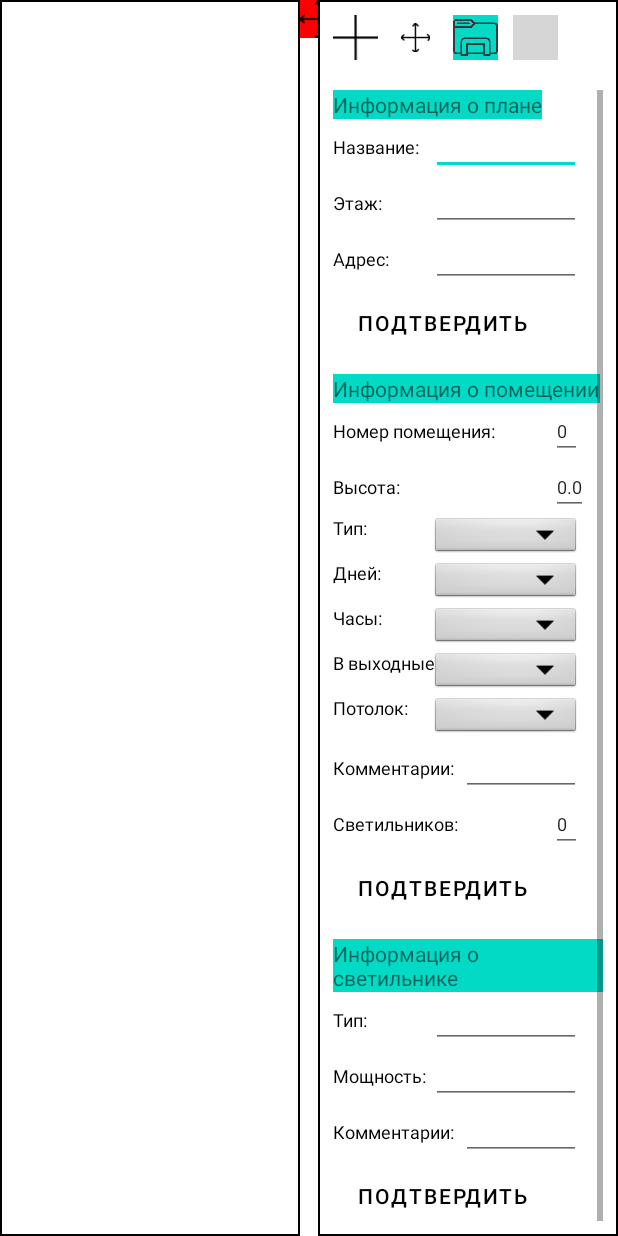
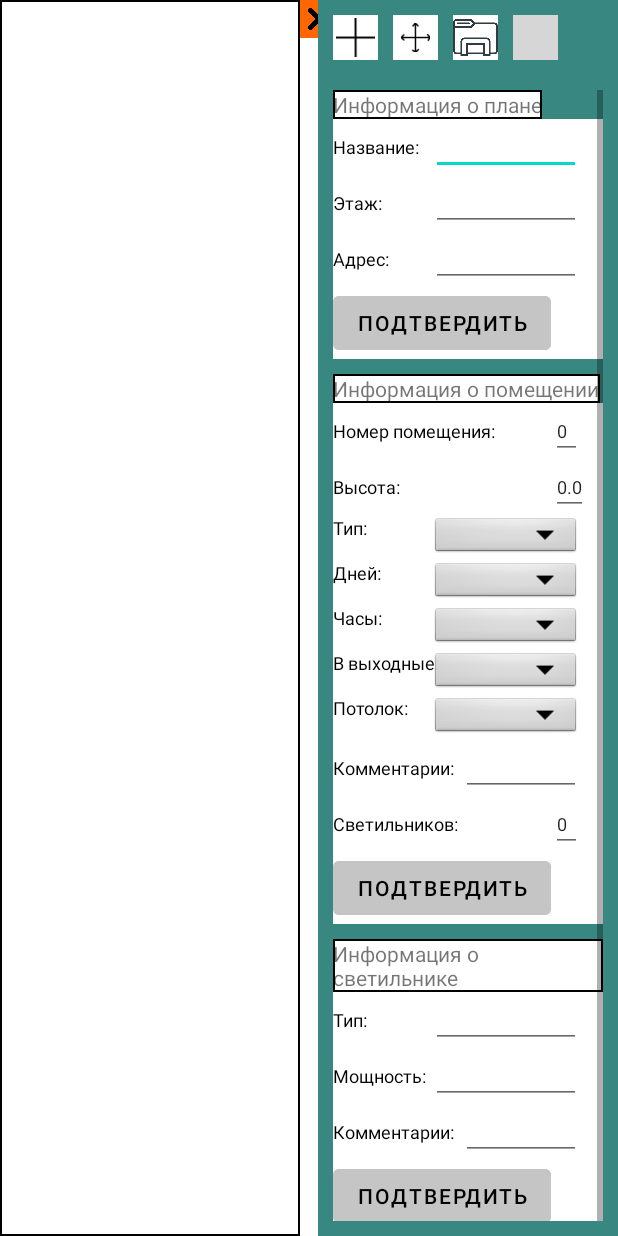
Before and after one commit to anto1e/EnergoService, an Android app: the layout activity_main.xml on its own in the app's theme, with its tools: preview values and no code run, on a phone screen of 412 x 824 dp. Run offline under Robolectric (Android 15) with nearby library versions, the phone set to English and light mode, and no system bars; grey boxes are pictures that could not be loaded.

Commit message:
Изменение внешнего вида правого тул-бара

```diff
--- a/EnergoService/app/src/main/java/com/example/myapplication/Buttons.java
+++ b/EnergoService/app/src/main/java/com/example/myapplication/Buttons.java
@@ -278,7 +278,7 @@ public class Buttons {
                        addBtn.setBackgroundColor(Color.parseColor("#ff0f0f"));
                        Variables.plan.setListenerToPlan();
                    }else{                                                       //Деактивация добавления
-                       addBtn.setBackgroundColor(Color.parseColor("#858585"));
+                       addBtn.setBackgroundColor(Variables.activity.getResources().getColor(R.color.white));
                        Variables.plan.disableListenerFromPlan();
                    }
                    return false;
@@ -295,7 +295,7 @@ public class Buttons {
                     moveBtn.setBackgroundColor(Color.parseColor("#ff0f0f"));
                     Variables.plan.moveType=true;
                 }else{                                                              //Деактивация перемещения
-                    moveBtn.setBackgroundColor(Color.parseColor("#858585"));
+                    moveBtn.setBackgroundColor(Variables.activity.getResources().getColor(R.color.white));
                     Variables.plan.moveType=false;
                 }
                 return false;
--- a/EnergoService/app/src/main/java/com/example/myapplication/MainActivity.java
+++ b/EnergoService/app/src/main/java/com/example/myapplication/MainActivity.java
@@ -81,8 +81,8 @@ public class MainActivity extends AppCompatActivity {
                             Variables.currentWidth = findViewById(R.id.imageView).getWidth();
                         }
                         try {   //Парсим файл
-                            Variables.parser.parseFile(Variables.filePath);
-                            //Variables.parser.parseFile("/storage/emulated/0/Download/planTemp-6.bik");
+                            //Variables.parser.parseFile(Variables.filePath);
+                            Variables.parser.parseFile("/storage/emulated/0/Download/planTemp-6.bik");
                         } catch (FileNotFoundException e) {
                             throw new RuntimeException(e);
                         }
--- a/EnergoService/app/src/main/res/drawable/txtviewborder.xml
+++ b/EnergoService/app/src/main/res/drawable/txtviewborder.xml
@@ -1,5 +1,6 @@
 <?xml version="1.0" encoding="UTF-8"?>
 <shape xmlns:android="http://schemas.android.com/apk/res/android" android:shape="rectangle">
     <corners android:radius="0dp"/>
+    <solid android:color="@android:color/white" />
     <stroke android:width="1dp" android:color="@color/black"/>
 </shape>
--- a/EnergoService/app/src/main/res/layout/activity_main.xml
+++ b/EnergoService/app/src/main/res/layout/activity_main.xml
@@ -38,6 +38,7 @@
 
 
     </LinearLayout>
+        <!-- Панель с вкладками этажей-->
         <LinearLayout
             android:id="@+id/floorPanelLay"
             android:layout_width="0dp"
@@ -63,15 +64,18 @@
                     android:id="@+id/closePanelBtn"
                     android:layout_width="25dp"
                     android:scaleType="fitCenter"
-                    android:src="@drawable/movebtn"
+                    android:src="@drawable/close"
+                    android:layout_marginRight="5dp"
                     android:background="@color/red"
                     android:layout_height="25dp"/>
                 <ImageButton
                     android:id="@+id/addPanelBtn"
                     android:layout_width="25dp"
+                    android:layout_marginRight="0dp"
                     android:scaleType="fitCenter"
-                    android:src="@drawable/addbtn"
-                    android:background="@color/white"
+                    android:src="@drawable/addfolder"
+                    android:padding="2dp"
+                    android:background="@color/blue"
                     android:layout_height="25dp"/>
             </LinearLayout>
         </LinearLayout>
@@ -108,6 +112,7 @@
         <!--Второй тул-бар -->
     <androidx.constraintlayout.widget.ConstraintLayout
                     android:id="@+id/secondToolbar"
+                    android:backgroundTint="@color/bc_layout"
                     android:layout_width="200dp"
                     android:layout_height="match_parent"
                     android:orientation="horizontal"
@@ -129,6 +134,8 @@
                 android:layout_width="30dp"
                 android:layout_height="30dp"
                 android:src="@drawable/addbtn"
+                android:background="@color/white"
+                android:padding="2dp"
                 />
             <!--Кнопка включения/выключения перемещения светильников -->
             <ImageView
@@ -137,6 +144,7 @@
                 android:layout_width="30dp"
                 android:layout_height="30dp"
                 android:padding="5dp"
+                android:background="@color/white"
                 android:src="@drawable/movebtn"
                 />
             <ImageButton
@@ -144,7 +152,7 @@
                 android:scaleType="fitCenter"
                 android:src="@drawable/upload"
                 android:layout_width="30dp"
-                android:background="@color/teal_200"
+                android:background="@color/white"
                 android:layout_marginLeft="10dp"
                 android:layout_height="30dp">
             </ImageButton>
@@ -153,7 +161,7 @@
                 android:scaleType="fitCenter"
                 android:src="@drawable/excel"
                 android:layout_width="30dp"
-                android:background="@color/teal_200"
+                android:background="@color/white"
                 android:layout_marginLeft="10dp"
                 android:layout_height="30dp">
             </ImageButton>
@@ -171,16 +179,17 @@
                 android:layout_height="wrap_content">
 
             <TextView
+                android:layout_marginRight="5dp"
                 android:id="@id/buildingInfo"
                 android:layout_width="match_parent"
                 android:layout_height="wrap_content"
                 app:layout_constraintTop_toBottomOf="@+id/globalScroll"
                 android:text="Информация о плане"
-                android:backgroundTint="@color/teal_200"
                 android:background="@drawable/txtviewborder"
                 />
 
         <RelativeLayout
+            android:background="@color/white"
             android:id="@+id/BuildingInfoView"
             android:layout_width="match_parent"
             android:layout_height="wrap_content"
@@ -232,7 +241,7 @@
                     android:id="@+id/submitBuilding"
                     android:text="Подтвердить"
                     android:textColor="@color/black"
-                    android:backgroundTint="@color/white"
+                    android:backgroundTint="@color/grey"
                     />
             </GridLayout>
         </RelativeLayout>
@@ -244,12 +253,12 @@
             android:layout_height="wrap_content"
             app:layout_constraintTop_toBottomOf="@+id/BuildingInfoView"
             android:text="Информация о помещении"
-            android:backgroundTint="@color/teal_200"
             android:background="@drawable/txtviewborder"
             />
 
 
         <RelativeLayout
+            android:background="@color/white"
             android:id="@+id/RoomInfoView"
             android:layout_width="match_parent"
             android:layout_height="wrap_content"
@@ -382,7 +391,7 @@
                     android:id="@+id/submit"
                     android:text="Подтвердить"
                     android:textColor="@color/black"
-                    android:backgroundTint="@color/white"
+                    android:backgroundTint="@color/grey"
                     />
             </GridLayout>
         </RelativeLayout>
@@ -394,10 +403,10 @@
             android:layout_height="wrap_content"
             app:layout_constraintTop_toBottomOf="@id/RoomInfoView"
             android:text="Информация о светильнике"
-            android:backgroundTint="@color/teal_200"
             android:background="@drawable/txtviewborder"
             />
         <RelativeLayout
+            android:background="@color/white"
             android:id="@+id/lampInfoView"
             android:layout_width="match_parent"
             android:layout_height="wrap_content"
@@ -450,7 +459,7 @@
                     android:text="Подтвердить"
                     android:textColor="@color/black"
                     android:layout_marginBottom="60dp"
-                    android:backgroundTint="@color/white"
+                    android:backgroundTint="@color/grey"
                     />
             </GridLayout>
         </RelativeLayout>
--- a/EnergoService/app/src/main/res/values/colors.xml
+++ b/EnergoService/app/src/main/res/values/colors.xml
@@ -8,6 +8,10 @@
     <color name="black">#FF000000</color>
     <color name="white">#FFFFFFFF</color>
     <color name="background">#E1E1E1</color>
-    <color name="red">#FF0000</color>
+    <color name="red">#FF6600</color>
     <color name="grey">#C5C5C5</color>
+    <color name="green">#51DC46</color>
+    <color name="blue">#79DCF4</color>
+    <color name="bc_btn">#009688</color>
+    <color name="bc_layout">#388881</color>
 </resources>
```
Also changed, not shown: EnergoService/app/src/main/res/drawable/addfolder.png (added), EnergoService/app/src/main/res/drawable/close.png (added), 2 other files.
